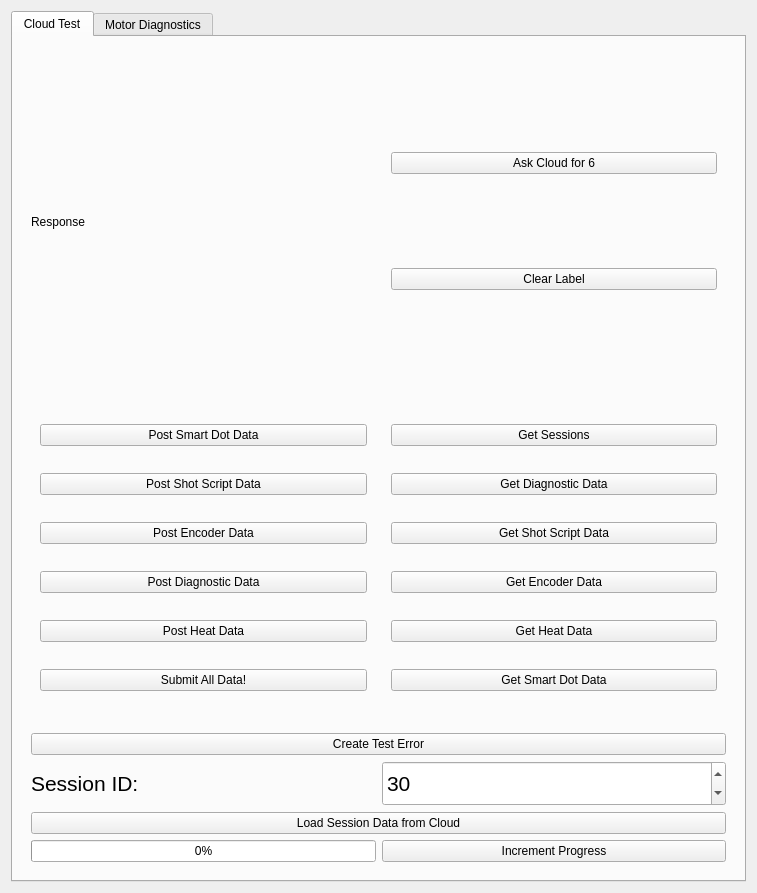
The window that frontend/cloudTest.ui (YCP-Rev-Metrix/BallSpinner-Controller-v2) describes before a commit, drawn with Qt 5.
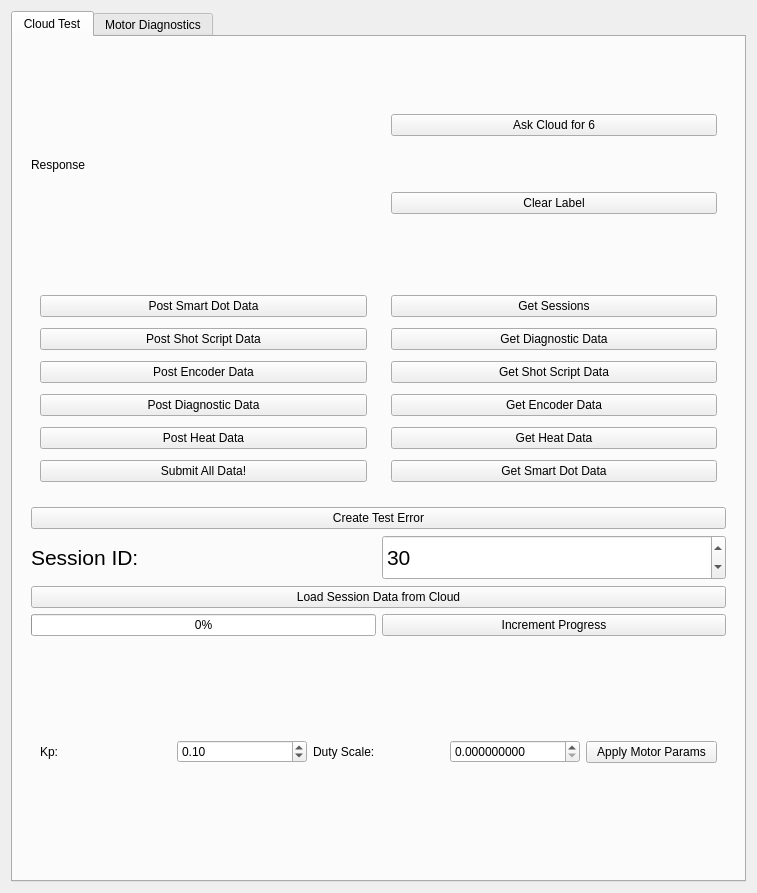
The same window after the commit.

Commit message: Expose motor tuning params and adjust Kp

```diff
--- a/frontend/cloudTest.ui
+++ b/frontend/cloudTest.ui
@@ -218,6 +218,68 @@
             </property>
            </widget>
           </item>
+          <item row="7" column="0" colspan="2">
+           <widget class="QWidget" name="widgetMotorParams" native="true">
+            <layout class="QHBoxLayout" name="horizontalLayoutMotorParams">
+             <item>
+              <widget class="QLabel" name="lblKp">
+               <property name="text">
+                <string>Kp:</string>
+               </property>
+              </widget>
+             </item>
+             <item>
+              <widget class="QDoubleSpinBox" name="spnKp">
+               <property name="minimum">
+                <double>0.0</double>
+               </property>
+               <property name="maximum">
+                <double>10.0</double>
+               </property>
+               <property name="singleStep">
+                <double>0.01</double>
+               </property>
+               <property name="value">
+                <double>0.1</double>
+               </property>
+              </widget>
+             </item>
+             <item>
+              <widget class="QLabel" name="lblDutyScale">
+               <property name="text">
+                <string>Duty Scale:</string>
+               </property>
+              </widget>
+             </item>
+             <item>
+              <widget class="QDoubleSpinBox" name="spnDutyScale">
+               <property name="minimum">
+                <double>0.0</double>
+               </property>
+               <property name="maximum">
+                <double>1.0</double>
+               </property>
+               <property name="singleStep">
+                <double>0.00001</double>
+               </property>
+               <property name="value">
+                <double>0.000043333333</double>
+               </property>
+               <property name="decimals">
+                <number>9</number>
+               </property>
+              </widget>
+             </item>
+             <item>
+              <widget class="QPushButton" name="btnApplyMotorParams">
+               <property name="text">
+                <string>Apply Motor Params</string>
+               </property>
+              </widget>
+             </item>
+            </layout>
+           </widget>
+          </item>
          </layout>
         </widget>
        </item>
```
The commit also changes 4 other files.
